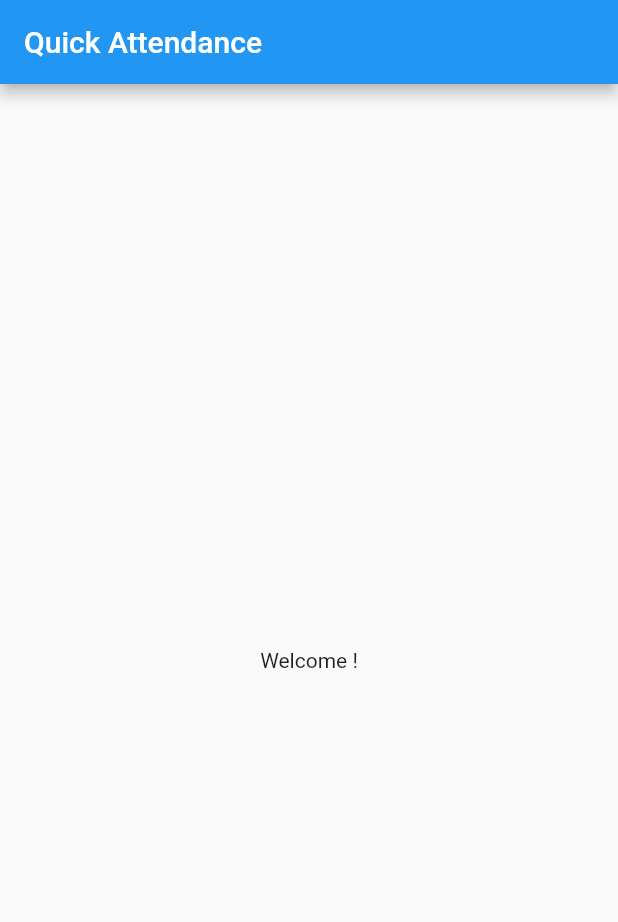
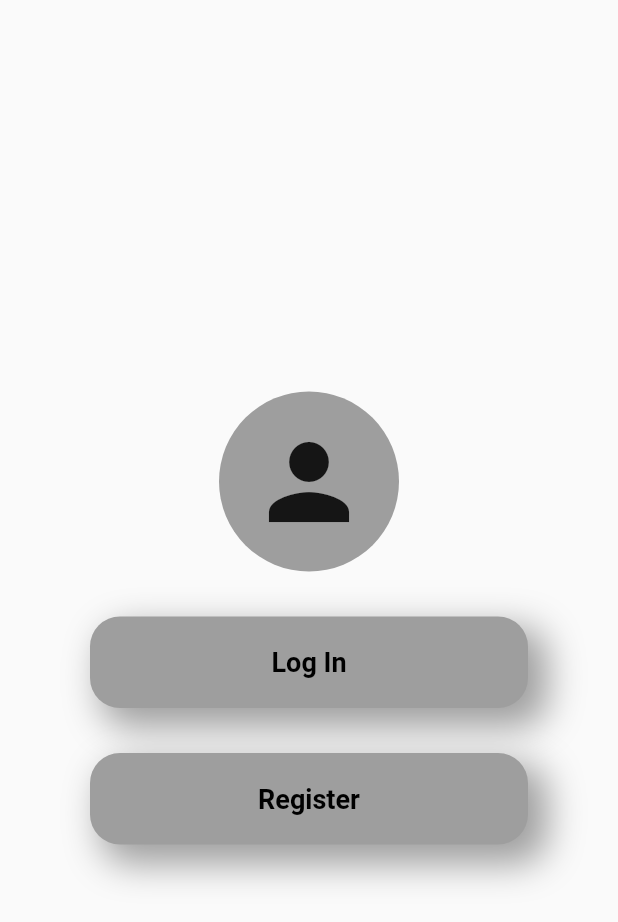
Before and after one commit to shankarkharel/quick_attendance, a Flutter app: the screen it shows after launch, on a phone screen of 412 x 824 dp. Shown: the top 922 px of the screen. Run offline on Flutter 3.47's test engine with Material 2 defaults, Android fonts, the light colour scheme and no system bars.

Commit message:
build: login and splash screen done

```diff
--- a/lib/main.dart
+++ b/lib/main.dart
@@ -1,6 +1,5 @@
 import 'package:flutter/material.dart';
-
-import 'home_page.dart';
+import 'package:quick_attendance/presentation/screens/splash_screen.dart';
 
 void main() {
   runApp(const QuickAttendance());
@@ -17,7 +16,7 @@ class QuickAttendance extends StatelessWidget {
         primarySwatch: Colors.blue,
         visualDensity: VisualDensity.adaptivePlatformDensity,
       ),
-      home: const HomePage(),
+      home: const SplashScreen(),
     );
   }
 }
--- /dev/null
+++ b/lib/presentation/components/widgets/rounded_grey_shadowed_button.dart
@@ -0,0 +1,36 @@
+import 'package:flutter/material.dart';
+import 'package:quick_attendance/presentation/utils/colors.dart';
+
+class RoundedGreyShadowedButton extends StatelessWidget {
+  const RoundedGreyShadowedButton({
+    Key? key,
+    required this.text,
+    required this.onTap,
+  }) : super(key: key);
+  final String text;
+  final VoidCallback onTap;
+  @override
+  Widget build(BuildContext context) {
+    return GestureDetector(
+      onTap: onTap,
+      child: Container(
+        padding: const EdgeInsets.all(20),
+        margin: const EdgeInsets.only(top: 20, right: 60, left: 60),
+        width: double.infinity,
+        decoration: BoxDecoration(
+          color: kButtonColor,
+          borderRadius: BorderRadius.circular(20),
+          boxShadow: [
+            kButtonBoxShadow
+          ],
+        ),
+        child: Center(
+            child: Text(
+          text,
+          style: const TextStyle(
+              color: Colors.black, fontSize: 18, fontWeight: FontWeight.bold),
+        )),
+      ),
+    );
+  }
+}
--- /dev/null
+++ b/lib/presentation/components/widgets/rounded_person_icon.dart
@@ -0,0 +1,26 @@
+import 'package:flutter/material.dart';
+import 'package:quick_attendance/presentation/utils/colors.dart';
+
+class RoundedPersonIcon extends StatelessWidget {
+  const RoundedPersonIcon({
+    Key? key,
+    this.size = 80,
+  }) : super(key: key);
+
+  final double size;
+
+  @override
+  Widget build(BuildContext context) {
+    return Container(
+      padding: const EdgeInsets.all(20),
+      child: Icon(
+        Icons.person,
+        size: size,
+      ),
+      decoration: BoxDecoration(
+        color: kRoundedPersonIconColor,
+        shape: BoxShape.circle,
+      ),
+    );
+  }
+}
--- /dev/null
+++ b/lib/presentation/screens/splash_screen.dart
@@ -0,0 +1,43 @@
+import 'package:flutter/material.dart';
+import 'package:quick_attendance/presentation/components/widgets/rounded_grey_shadowed_button.dart';
+import 'package:quick_attendance/presentation/components/widgets/rounded_person_icon.dart';
+import 'package:quick_attendance/presentation/screens/login_screen.dart';
+import 'package:quick_attendance/presentation/utils/reusables.dart';
+
+class SplashScreen extends StatelessWidget {
+  const SplashScreen({Key? key}) : super(key: key);
+
+  @override
+  Widget build(BuildContext context) {
+    return Scaffold(
+      body: Center(
+        child: Column(
+          mainAxisAlignment: MainAxisAlignment.center,
+          children: [
+            const Hero(
+              tag: 'personIcon',
+              child: RoundedPersonIcon(),
+            ),
+            marginSpace(vertical: 10),
+            RoundedGreyShadowedButton(
+              text: "Log In",
+              onTap: () {
+                Navigator.push(
+                  context,
+                  MaterialPageRoute(
+                    builder: (context) => const LoginScreen(),
+                  ),
+                );
+              },
+            ),
+            marginSpace(vertical: 10),
+            RoundedGreyShadowedButton(
+              text: 'Register',
+              onTap: () {},
+            ),
+          ],
+        ),
+      ),
+    );
+  }
+}
--- /dev/null
+++ b/lib/presentation/utils/colors.dart
@@ -0,0 +1,13 @@
+import 'package:flutter/material.dart';
+
+var kButtonColor = Colors.grey;
+
+var kButtonBoxShadow = const BoxShadow(
+    color: Colors.grey,
+    blurRadius: 20,
+    spreadRadius: 3,
+    offset: Offset(10, 10));
+
+var kRoundedPersonIconColor = Colors.grey;
+
+var kTextFieldFillColor = Colors.grey;
--- /dev/null
+++ b/lib/presentation/utils/reusables.dart
@@ -0,0 +1,8 @@
+import 'package:flutter/cupertino.dart';
+
+SizedBox marginSpace({double horizontal=0, double vertical=0}) {
+  return SizedBox(
+    width: horizontal,
+    height: vertical,
+  );
+}
```
Also changed, not shown: lib/presentation/components/widgets/input_field_widget.dart (added, +34 -0 lines), lib/presentation/screens/login_screen.dart (added, +41 -0 lines), pubspec.lock, 1 other file.
